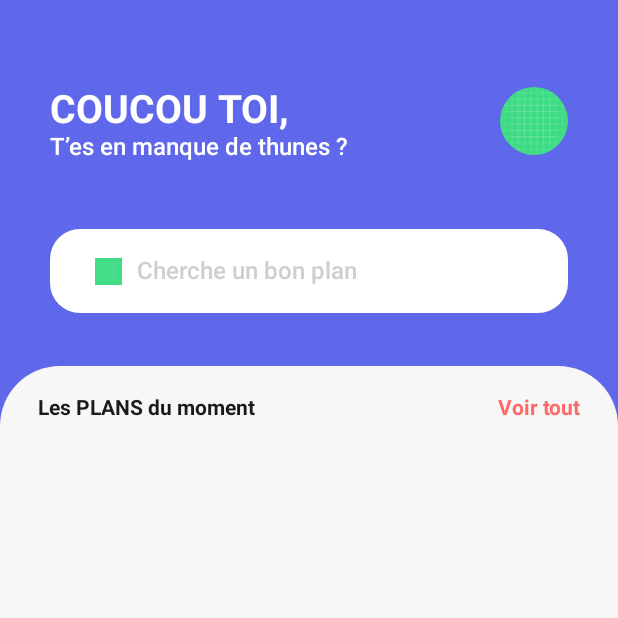
After one commit to MaxLepan/yapadsou, an Android app built with Jetpack Compose: the composable Home shown on its own in the app's theme, on a phone screen of 412 x 824 dp, the top half of it. The commit adds this screen. Run offline under Robolectric (Android 15) with nearby library versions, the phone set to English and light mode, and no system bars; 1 statement that could not run was skipped.

Commit message:
start home page

```diff
--- a/app/src/main/java/com/maxlepan/yapadsou/MainActivity.kt
+++ b/app/src/main/java/com/maxlepan/yapadsou/MainActivity.kt
@@ -10,6 +10,7 @@ import androidx.compose.material.Text
 import androidx.compose.runtime.Composable
 import androidx.compose.ui.Modifier
 import androidx.compose.ui.tooling.preview.Preview
+import com.maxlepan.yapadsou.modules.Home.Home
 import com.maxlepan.yapadsou.ui.theme.YapadsouTheme
 
 class MainActivity : ComponentActivity() {
@@ -22,22 +23,17 @@ class MainActivity : ComponentActivity() {
                     modifier = Modifier.fillMaxSize(),
                     color = MaterialTheme.colors.background
                 ) {
-                    Greeting("Android")
+                    Home()
                 }
             }
         }
     }
 }
 
-@Composable
-fun Greeting(name: String) {
-    Text(text = "Hello $name!")
-}
-
 @Preview(showBackground = true)
 @Composable
 fun DefaultPreview() {
     YapadsouTheme {
-        Greeting("Android")
+        Home()
     }
 }
--- /dev/null
+++ b/app/src/main/java/com/maxlepan/yapadsou/modules/Home/Home.kt
@@ -0,0 +1,479 @@
+package com.maxlepan.yapadsou.modules.Home
+
+import android.graphics.drawable.Icon
+import androidx.compose.foundation.Image
+import androidx.compose.foundation.background
+import androidx.compose.foundation.layout.*
+import androidx.compose.foundation.shape.CircleShape
+import androidx.compose.foundation.shape.RoundedCornerShape
+import androidx.compose.material.Icon
+import androidx.compose.material.Text
+import androidx.compose.runtime.Composable
+import androidx.compose.ui.*
+import androidx.compose.ui.draw.clip
+import androidx.compose.ui.graphics.Color
+import androidx.compose.ui.graphics.ColorFilter
+import androidx.compose.ui.layout.onGloballyPositioned
+import androidx.compose.ui.res.painterResource
+import androidx.compose.ui.semantics.Role.Companion.Image
+import androidx.compose.ui.text.TextStyle
+import androidx.compose.ui.text.font.FontWeight
+import androidx.compose.ui.text.style.TextAlign
+import androidx.compose.ui.tooling.preview.Preview
+import androidx.compose.ui.unit.dp
+import androidx.compose.ui.unit.sp
+import com.maxlepan.yapadsou.R
+
+@Composable
+fun Home() {
+    // global Container
+    Column(
+        modifier = Modifier
+            .fillMaxWidth()
+            .fillMaxHeight()
+            .background(color = Color(0xff5f67ea))
+            .zIndex(1f)
+    ) {
+        // titre + searchBar
+        Column(
+            modifier = Modifier
+                .fillMaxWidth()
+                .padding(33.dp,0.dp,33.dp,35.dp)
+        ) {
+            // titre
+            Row(
+                Modifier
+                    .fillMaxWidth()
+                    .padding(0.dp,58.dp, 0.dp, 45.dp),
+                horizontalArrangement = Arrangement.SpaceBetween
+            ){
+                Column(){
+                    Text(
+                        text = "COUCOU TOI,",
+                        color = Color.White,
+                        style = TextStyle(
+                            fontSize = 26.sp,
+                            fontWeight = FontWeight.Bold)
+                    )
+                    Text(
+                        text = "T’es en manque de thunes ?",
+                        color = Color.White,
+                        style = TextStyle(
+                            fontSize = 16.sp,
+                            fontWeight = FontWeight.Medium)
+                        )
+                }
+                Image(
+                    painter = painterResource(id = R.drawable.ic_launcher_background),
+                    contentDescription = "Ellipse 1",
+                    modifier = Modifier
+                        .size(size = 45.dp)
+                        .clip(shape = CircleShape))
+            }
+
+            Row(
+                modifier = Modifier
+                    .fillMaxWidth()
+                    .height(height = 56.dp)
+                    .clip(RoundedCornerShape(20.dp))
+                    .background(Color.White)
+                    .padding(30.dp,0.dp),
+                verticalAlignment = Alignment.CenterVertically
+            ) {
+                Image(
+                    painter = painterResource(id = R.drawable.ic_launcher_background),
+                    contentDescription = "Vector",
+                    modifier = Modifier
+                        .size(size = 18.dp)
+                )
+                Text(
+                    text = "Cherche un bon plan",
+                    color = Color(0xffd2cece),
+                    style = TextStyle(
+                        fontSize = 16.sp,
+                        fontWeight = FontWeight.Medium),
+                    modifier = Modifier
+                        .padding(start = 10.dp)
+                )
+
+            }
+
+        }
+
+        Column(
+            modifier = Modifier
+                .clip(RoundedCornerShape(40.dp,40.dp,0.dp,0.dp))
+                .fillMaxWidth()
+                .heightIn(min = 700.dp)
+                .background(color = Color(0xfff7f7f7)),
+            horizontalAlignment = Alignment.CenterHorizontally
+        ){
+            Row(
+                modifier = Modifier
+                    .padding(25.dp, 20.dp)
+                    .fillMaxWidth(),
+                horizontalArrangement = Arrangement.SpaceBetween
+            ) {
+                Text(
+                    text = "Les PLANS du moment",
+                    color = Color(0xff1b191a),
+                    style = TextStyle(
+                        fontSize = 14.sp,
+                        fontWeight = FontWeight.Bold),
+                    modifier = Modifier
+                )
+                Text(
+                    text = "Voir tout",
+                    color = Color(0xfffc6b68),
+                    textAlign = TextAlign.End,
+                    style = TextStyle(
+                        fontSize = 14.sp,
+                        fontWeight = FontWeight.Bold),
+                    modifier = Modifier
+                )
+            }
+        }
+        /*Column(
+            verticalArrangement = Arrangement.Bottom,
+            horizontalAlignment = Alignment.CenterHorizontally,
+            modifier = Modifier
+                .fillMaxWidth()
+                .background(Color.Red)
+                .zIndex(zIndex = 100f)
+                .height(height = 78.dp)
+                .padding(end = 2.dp,
+                    top = 736.dp)
+        ) {
+            Box(
+                modifier = Modifier
+                    .width(width = 377.dp)
+                    .height(height = 78.dp)
+                    .background(color = Color.Yellow))
+            Row(
+                horizontalArrangement = Arrangement.SpaceBetween,
+                modifier = Modifier
+                    .width(width = 175.dp)
+                    .height(height = 49.dp)
+                    .padding(start = 102.dp,
+                        top = 752.dp)
+                    .background(Color.Black)
+            ) {
+                Box(
+                    modifier = Modifier
+                        .size(size = 49.dp)
+                        .background(color = Color(0xfff2f2f2)))
+                Image(
+                    painter = painterResource(id = R.drawable.ic_launcher_background),
+                    contentDescription = "Group 16",
+                    colorFilter = ColorFilter.tint(Color(0xff5f67ea)),
+                    modifier = Modifier
+                        .width(width = 19.dp)
+                        .height(height = 21.dp))
+                Spacer(
+                    modifier = Modifier
+                        .width(width = 30.dp))
+                Box(
+                    modifier = Modifier
+                        .size(size = 49.dp)
+                        .background(color = Color(0xfff2f2f2)))
+                Icon(
+                    painter = painterResource(id = R.drawable.ic_launcher_background),
+                    contentDescription = "Vector")
+                Spacer(
+                    modifier = Modifier
+                        .width(width = 27.dp))
+                Box(
+                    modifier = Modifier
+                        .size(size = 47.dp)
+                        .background(color = Color(0xfff2f2f2)))
+                Image(
+                    painter = painterResource(id = R.drawable.ic_launcher_background),
+                    contentDescription = "Vector",
+                    modifier = Modifier
+                        .size(size = 26.dp))
+            }
+        }
+
+        Box(
+            contentAlignment = Alignment.TopCenter,
+            modifier = Modifier
+                .width(width = 327.dp)
+                .height(height = 508.dp)
+                .padding(start = 26.dp,
+                    top = 444.dp)
+        ) {
+            ProductCard()
+            ProductCard()
+            Box(
+                contentAlignment = Alignment.Center,
+                modifier = Modifier
+                    .width(width = 159.dp)
+                    .height(height = 162.dp)
+            ) {
+                Box(
+                    modifier = Modifier
+                        .width(width = 159.dp)
+                        .height(height = 162.dp)
+                        .background(color = Color.White))
+                Image(
+                    painter = painterResource(id = R.drawable.ic_launcher_background),
+                    contentDescription = "image",
+                    modifier = Modifier
+                        .width(width = 144.dp)
+                        .height(height = 90.dp)
+                        .clip(shape = RoundedCornerShape(10.dp)))
+                Text(
+                    text = "Abonnement 1 an",
+                    color = Color(0xff1b191a),
+                    style = TextStyle(
+                        fontSize = 12.sp,
+                        fontWeight = FontWeight.Bold),
+                    modifier = Modifier
+                        .width(width = 142.dp)
+                        .height(height = 16.dp))
+                Text(
+                    text = "2 mois offerts ",
+                    color = Color(0xff1b191a),
+                    style = TextStyle(
+                        fontSize = 10.sp,
+                        fontWeight = FontWeight.Medium),
+                    modifier = Modifier
+                        .width(width = 142.dp)
+                        .height(height = 13.dp))
+                Image(
+                    painter = painterResource(id = R.drawable.ic_launcher_background),
+                    contentDescription = "logo",
+                    modifier = Modifier
+                        .size(size = 36.dp))
+            }
+            ProductCard()
+            ProductCard()
+            ProductCard()
+        }
+        Box(
+            contentAlignment = Alignment.TopCenter,
+            modifier = Modifier
+                .width(width = 315.dp)
+                .height(height = 162.dp)
+                .padding(start = 33.dp,
+                    top = 58.dp)
+        ) {
+            Text(
+                text = "Coucou toi,",
+                color = Color.White,
+                style = TextStyle(
+                    fontSize = 26.sp,
+                    fontWeight = FontWeight.Bold),
+                modifier = Modifier
+                    .width(width = 204.dp)
+                    .height(height = 26.dp))
+            Text(
+                text = "T’es en manque de thunes ?",
+                color = Color.White,
+                style = TextStyle(
+                    fontSize = 16.sp,
+                    fontWeight = FontWeight.Medium),
+                modifier = Modifier
+                    .width(width = 222.dp)
+                    .height(height = 22.dp))
+            Row(
+                horizontalArrangement = Arrangement.SpaceBetween,
+                modifier = Modifier
+                    .width(width = 312.dp)
+                    .height(height = 56.dp)
+                    .padding(start = 33.dp,
+                        top = 164.dp)
+            ) {
+                Box(
+                    modifier = Modifier
+                        .width(width = 312.dp)
+                        .height(height = 56.dp)
+                        .background(color = Color.White))
+                Image(
+                    painter = painterResource(id = R.drawable.ic_launcher_background),
+                    contentDescription = "Vector",
+                    modifier = Modifier
+                        .size(size = 18.dp))
+                Spacer(
+                    modifier = Modifier
+                        .width(width = 11.dp))
+                Text(
+                    text = "Cherche un bon plan",
+                    color = Color(0xffd2cece),
+                    style = TextStyle(
+                        fontSize = 16.sp,
+                        fontWeight = FontWeight.Medium),
+                    modifier = Modifier
+                        .width(width = 164.dp)
+                        .height(height = 20.dp))
+            }
+            Image(
+                painter = painterResource(id = R.drawable.ic_launcher_background),
+                contentDescription = "Ellipse 1",
+                modifier = Modifier
+                    .size(size = 45.dp)
+                    .clip(shape = CircleShape))
+        }
+        Column(
+            verticalArrangement = Arrangement.SpaceBetween,
+            horizontalAlignment = Alignment.CenterHorizontally,
+            modifier = Modifier
+                .width(width = 57.dp)
+        ) {
+            Box(
+                modifier = Modifier
+                    .size(size = 57.dp)
+                    .background(color = Color(0xff605df5)))
+            Image(
+                painter = painterResource(id = R.drawable.ic_launcher_background),
+                contentDescription = "material-symbols:shopping-bag-outline",
+                colorFilter = ColorFilter.tint(Color.White),
+                modifier = Modifier
+                    .size(size = 24.dp))
+            Spacer(
+                modifier = Modifier
+                    .size(size = 24.dp))
+            Spacer(
+                modifier = Modifier
+                    .height(height = 26.dp))
+            Text(
+                text = "Courses",
+                color = Color(0xff605df5),
+                textAlign = TextAlign.Center,
+                style = TextStyle(
+                    fontSize = 10.sp,
+                    fontWeight = FontWeight.Bold),
+                modifier = Modifier
+                    .width(width = 72.dp)
+                    .height(height = 16.dp))
+        }
+        Column(
+            verticalArrangement = Arrangement.Bottom,
+            horizontalAlignment = Alignment.CenterHorizontally,
+            modifier = Modifier
+                .size(size = 57.dp)
+                .padding(top = 284.dp)
+        ) {
+            CategoryCard()
+            Image(
+                painter = painterResource(id = R.drawable.ic_launcher_background),
+                contentDescription = "Vector",
+                modifier = Modifier
+                    .width(width = 18.dp)
+                    .height(height = 21.dp))
+        }
+        Column(
+            verticalArrangement = Arrangement.Bottom,
+            horizontalAlignment = Alignment.CenterHorizontally,
+            modifier = Modifier
+                .size(size = 57.dp)
+                .padding(top = 284.dp)
+        ) {
+            CategoryCard()
+            Image(
+                painter = painterResource(id = R.drawable.ic_launcher_background),
+                contentDescription = "ph:train",
+                colorFilter = ColorFilter.tint(Color.White),
+                modifier = Modifier
+                    .size(size = 26.dp))
+        }
+        Column(
+            verticalArrangement = Arrangement.Bottom,
+            horizontalAlignment = Alignment.CenterHorizontally,
+            modifier = Modifier
+                .size(size = 57.dp)
+                .padding(top = 284.dp)
+        ) {
+            CategoryCard()
+            Image(
+                painter = painterResource(id = R.drawable.ic_launcher_background),
+                contentDescription = "Group",
+                modifier = Modifier
+                    .width(width = 20.dp)
+                    .height(height = 20.dp))
+        }*/
+    }
+}
+
+@Composable
+fun ProductCard() {
+    Box(
+        contentAlignment = Alignment.Center,
+        modifier = Modifier
+            .width(width = 159.dp)
+            .height(height = 162.dp)
+    ) {
+        Box(
+            modifier = Modifier
+                .width(width = 159.dp)
+                .height(height = 162.dp)
+                .background(color = Color.White))
+        Image(
+            painter = painterResource(id = R.drawable.ic_launcher_background),
+            contentDescription = "image",
+            modifier = Modifier
+                .width(width = 144.dp)
+                .height(height = 90.dp)
+                .clip(shape = RoundedCornerShape(10.dp)))
+        Text(
+            text = "Giga MAXI Tacos",
+            color = Color(0xff1b191a),
+            style = TextStyle(
+                fontSize = 12.sp,
+                fontWeight = FontWeight.Bold),
+            modifier = Modifier
+                .width(width = 142.dp)
+                .height(height = 16.dp))
+        Text(
+            text = "5€99, dépêche toi !",
+            color = Color(0xff1b191a),
+            style = TextStyle(
+                fontSize = 10.sp,
+                fontWeight = FontWeight.Medium),
+            modifier = Modifier
+                .width(width = 142.dp)
+                .height(height = 13.dp))
+        Image(
+            painter = painterResource(id = R.drawable.ic_launcher_background),
+            contentDescription = "logo",
+            modifier = Modifier
+                .size(size = 36.dp))
+    }
+}
+
+@Composable
+fun CategoryCard() {
+    Column(
+        verticalArrangement = Arrangement.SpaceBetween,
+        horizontalAlignment = Alignment.CenterHorizontally,
+        modifier = Modifier
+            .width(width = 57.dp)
+    ) {
+        Box(
+            modifier = Modifier
+                .size(size = 57.dp)
+                .background(color = Color(0xff7c8cf9)))
+        Spacer(
+            modifier = Modifier
+                .size(size = 24.dp))
+        Spacer(
+            modifier = Modifier
+                .height(height = 26.dp))
+        Text(
+            text = "Soirées",
+            color = Color(0xff7c8cf9),
+            textAlign = TextAlign.Center,
+            style = TextStyle(
+                fontSize = 10.sp,
+                fontWeight = FontWeight.Bold),
+            modifier = Modifier
+                .width(width = 72.dp)
+                .height(height = 16.dp))
+    }
+}
+
+@Preview(showBackground = true)
+@Composable
+fun HomePreview() {
+    Home()
+}
```
